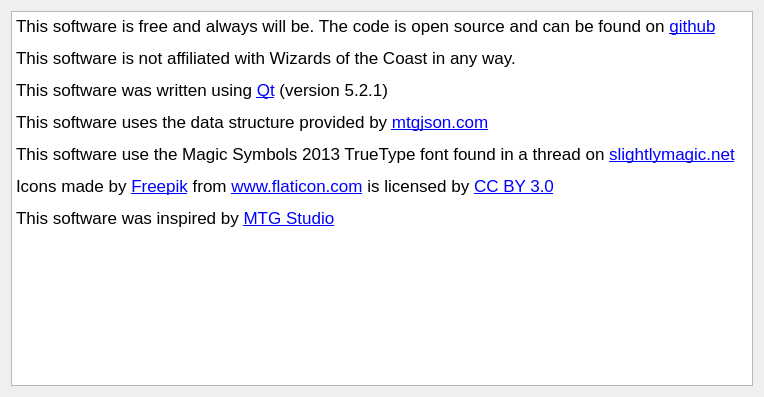
Before: the Qt Designer form mtgcards/aboutdialog.ui in stijnvermeir/mtgcards, drawn with Qt 5.
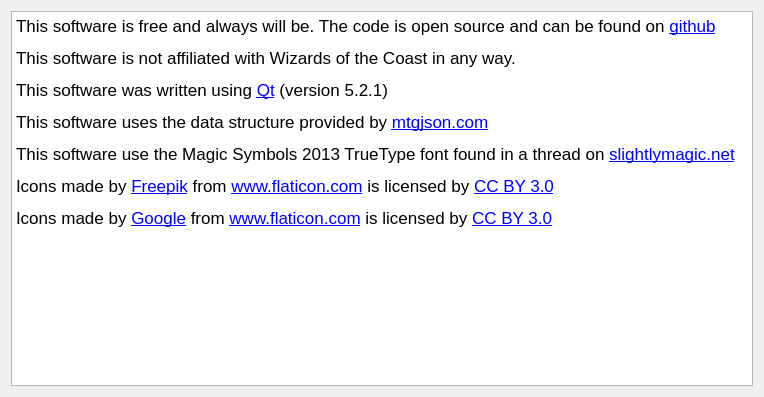
After: the same form once the commit is applied.

```diff
--- a/mtgcards/aboutdialog.ui
+++ b/mtgcards/aboutdialog.ui
@@ -33,7 +33,7 @@
 &lt;p style=&quot; margin-top:12px; margin-bottom:12px; margin-left:0px; margin-right:0px; -qt-block-indent:0; text-indent:0px;&quot;&gt;This software uses the data structure provided by &lt;a href=&quot;http://www.mtgjson.com&quot;&gt;&lt;span style=&quot; text-decoration: underline; color:#0000ff;&quot;&gt;mtgjson.com&lt;/span&gt;&lt;/a&gt;&lt;/p&gt;
 &lt;p style=&quot; margin-top:12px; margin-bottom:12px; margin-left:0px; margin-right:0px; -qt-block-indent:0; text-indent:0px;&quot;&gt;This software use the Magic Symbols 2013 TrueType font found in a thread on &lt;a href=&quot;http://www.slightlymagic.net/forum/viewtopic.php?f=15&amp;amp;t=4430&amp;amp;start=15#p128850&quot;&gt;&lt;span style=&quot; text-decoration: underline; color:#0000ff;&quot;&gt;slightlymagic.net&lt;/span&gt;&lt;/a&gt;&lt;/p&gt;
 &lt;p style=&quot; margin-top:12px; margin-bottom:12px; margin-left:0px; margin-right:0px; -qt-block-indent:0; text-indent:0px;&quot;&gt;Icons made by &lt;a href=&quot;http://www.flaticon.com/authors/freepik&quot;&gt;&lt;span style=&quot; text-decoration: underline; color:#0000ff;&quot;&gt;Freepik&lt;/span&gt;&lt;/a&gt; from &lt;a href=&quot;http://www.flaticon.com&quot;&gt;&lt;span style=&quot; text-decoration: underline; color:#0000ff;&quot;&gt;www.flaticon.com&lt;/span&gt;&lt;/a&gt; is licensed by &lt;a href=&quot;http://creativecommons.org/licenses/by/3.0/&quot;&gt;&lt;span style=&quot; text-decoration: underline; color:#0000ff;&quot;&gt;CC BY 3.0&lt;/span&gt;&lt;/a&gt;&lt;/p&gt;
-&lt;p style=&quot; margin-top:12px; margin-bottom:12px; margin-left:0px; margin-right:0px; -qt-block-indent:0; text-indent:0px;&quot;&gt;This software was inspired by &lt;a href=&quot;http://www.mtgstudio.com&quot;&gt;&lt;span style=&quot; text-decoration: underline; color:#0000ff;&quot;&gt;MTG Studio&lt;/span&gt;&lt;/a&gt;&lt;br /&gt;&lt;/p&gt;&lt;/body&gt;&lt;/html&gt;</string>
+&lt;p style=&quot; margin-top:0px; margin-bottom:0px; margin-left:0px; margin-right:0px; -qt-block-indent:0; text-indent:0px;&quot;&gt;Icons made by &lt;a href=&quot;http://www.flaticon.com/authors/google&quot;&gt;&lt;span style=&quot; text-decoration: underline; color:#0000ff;&quot;&gt;Google&lt;/span&gt;&lt;/a&gt; from &lt;a href=&quot;http://www.flaticon.com&quot;&gt;&lt;span style=&quot; text-decoration: underline; color:#0000ff;&quot;&gt;www.flaticon.com&lt;/span&gt;&lt;/a&gt; is licensed by &lt;a href=&quot;http://creativecommons.org/licenses/by/3.0/&quot;&gt;&lt;span style=&quot; text-decoration: underline; color:#0000ff;&quot;&gt;CC BY 3.0&lt;/span&gt;&lt;/a&gt;&lt;br /&gt;&lt;/p&gt;&lt;/body&gt;&lt;/html&gt;</string>
      </property>
      <property name="openExternalLinks">
       <bool>true</bool>
```
